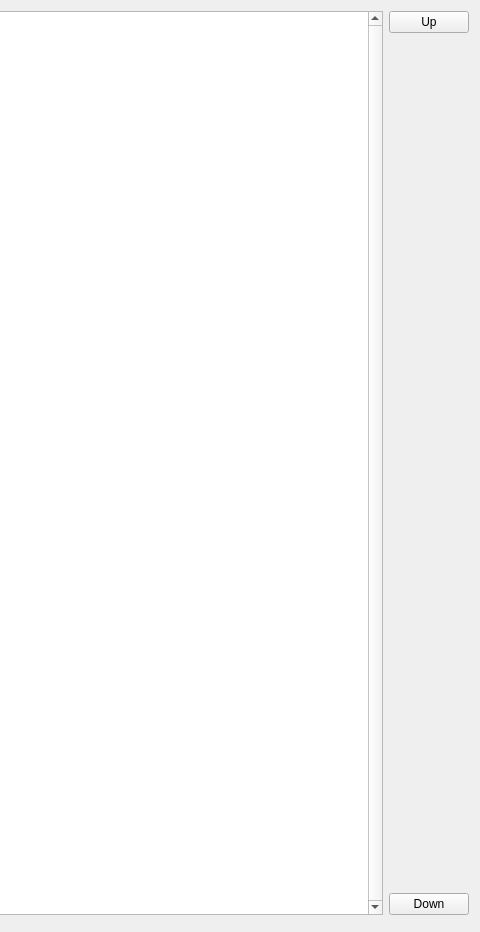
epcpower/st, file example_dash.ui: the form before one commit; both pictures show x 692 to 1172 and y 0 to 932 of the 1172 by 932 pixel window.
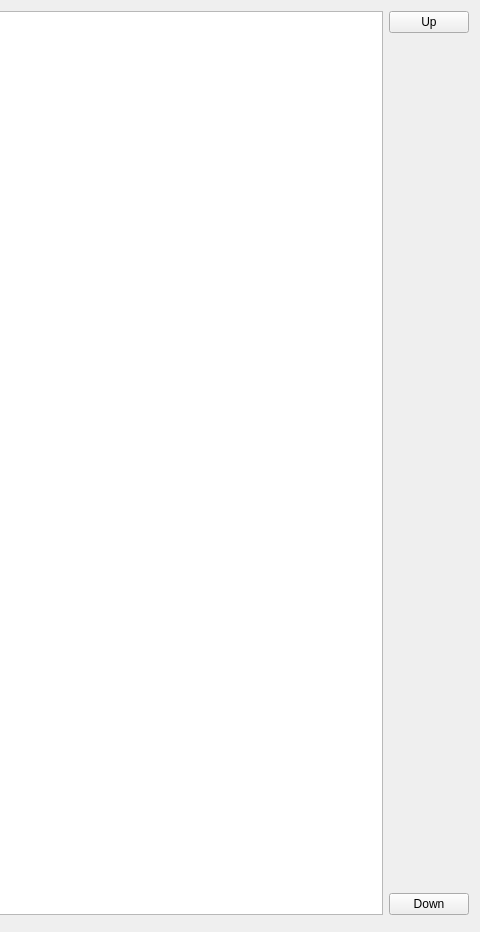
The form after the commit. Custom widgets are drawn as their Qt base class.

Commit message: Page up/down buttons instead of list scrollbar

The edit to the form file:
```diff
--- a/example_dash.ui
+++ b/example_dash.ui
@@ -21,7 +21,7 @@
        <item>
         <widget class="QListWidget" name="demo_list">
          <property name="verticalScrollBarPolicy">
-          <enum>Qt::ScrollBarAlwaysOn</enum>
+          <enum>Qt::ScrollBarAlwaysOff</enum>
          </property>
          <property name="horizontalScrollBarPolicy">
           <enum>Qt::ScrollBarAlwaysOff</enum>
```
The commit also changes 1 other file.
